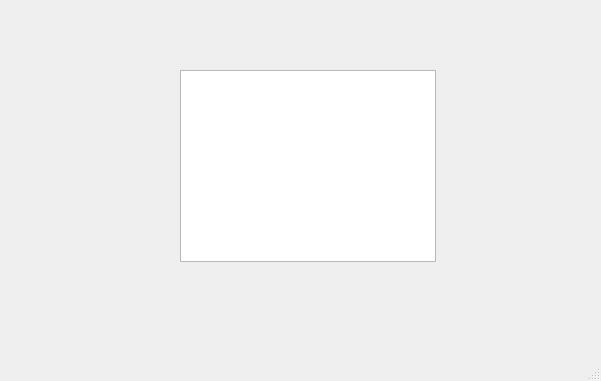
Before: the Qt Designer form mainWindow.ui in fredrikaverpil/pyvfx-boilerplate, drawn with Qt 5.
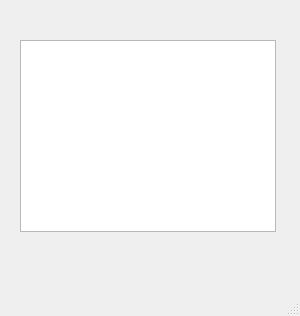
After: the same form once the commit is applied.

What changed in the file:
```diff
--- a/mainWindow.ui
+++ b/mainWindow.ui
@@ -6,8 +6,8 @@
    <rect>
     <x>0</x>
     <y>0</y>
-    <width>601</width>
-    <height>381</height>
+    <width>300</width>
+    <height>316</height>
    </rect>
   </property>
   <property name="windowTitle">
@@ -17,8 +17,8 @@
    <widget class="QListWidget" name="listWidget">
     <property name="geometry">
      <rect>
-      <x>180</x>
-      <y>70</y>
+      <x>20</x>
+      <y>40</y>
       <width>256</width>
       <height>192</height>
      </rect>
```
Left out of the diff: 2 changed lines with no effect on the pictures.
